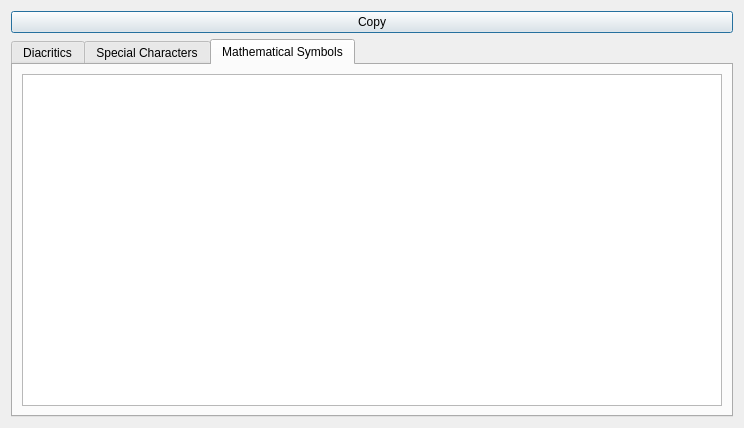
This is FrameWorkCode/Symbols.ui in UDAAN-LEAP/leap-pe-tool as Qt 5 draws it before an edit. The edited form follows.
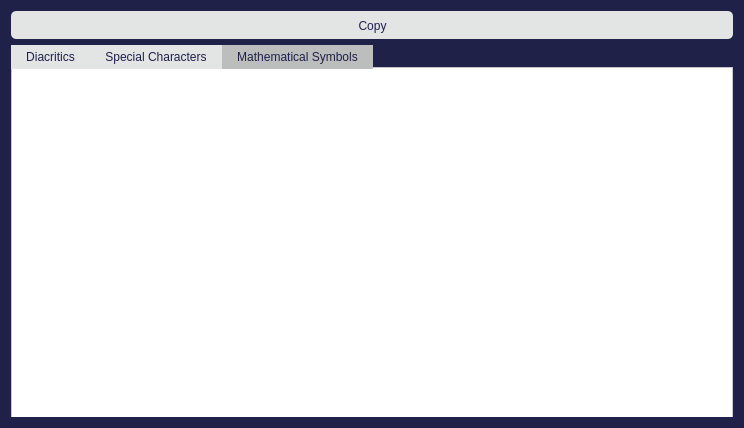
This is the edited form. The open tabs and pages were chosen to show the change.

Commit message: Applied UI design and style to all sub windows

```diff
--- a/FrameWorkCode/Symbols.ui
+++ b/FrameWorkCode/Symbols.ui
@@ -14,11 +14,16 @@
    <string>Dialog</string>
   </property>
   <property name="styleSheet">
-   <string notr="true">font: 11pt &quot;Work Sans&quot;;</string>
+   <string notr="true">font: 11pt &quot;Work Sans&quot;;
+background-color: rgb(32, 33, 72);</string>
   </property>
   <layout class="QVBoxLayout" name="verticalLayout_4">
    <item>
     <widget class="QPushButton" name="copyButton">
+     <property name="styleSheet">
+      <string notr="true">QPushButton{background-color:rgb(227, 228, 228);border:0px; color: rgb(32, 33, 72); height:26.96px; width: 113.5px; padding-top:1px; border-radius:4.8px; padding-left:1.3px; selection-color: rgb(32, 33, 72); selection-background-color: rgb(136, 138, 133);
+} QPushButton:checked{background-color: rgb(136, 138, 133);} QPushButton:pressed {background-color: rgb(136, 138, 133);}</string>
+     </property>
      <property name="text">
       <string>Copy</string>
      </property>
@@ -26,6 +31,38 @@
    </item>
    <item>
     <widget class="QTabWidget" name="tabWidget">
+     <property name="styleSheet">
+      <string notr="true">QTabBar::tab {
+	border-radius: 0px;
+	padding: 5px 15px;
+	color: #1F2046;
+
+}
+
+QTabBar::tab:selected {
+	background-color: #BCBDBD;
+}
+
+QTabBar::tab:!selected {
+	background-color: #E3E4E4;
+}
+
+QTabWidget::pane {
+	top: -1px;
+	bottom: 0px;
+	border: 0px solid #BCBDBD;
+	padding: 0px;
+	margin: -10px -9px -10px -9px;
+}
+
+
+
+
+
+
+
+</string>
+     </property>
      <property name="currentIndex">
       <number>0</number>
      </property>
@@ -110,6 +147,9 @@
            <kerning>false</kerning>
           </font>
          </property>
+         <property name="styleSheet">
+          <string notr="true">color: black; background-color: rgb(255, 255, 255);</string>
+         </property>
          <property name="readOnly">
           <bool>true</bool>
          </property>
```
Left out of the diff: 8 changed lines with no effect on the pictures. The commit also changes 61 other files.
